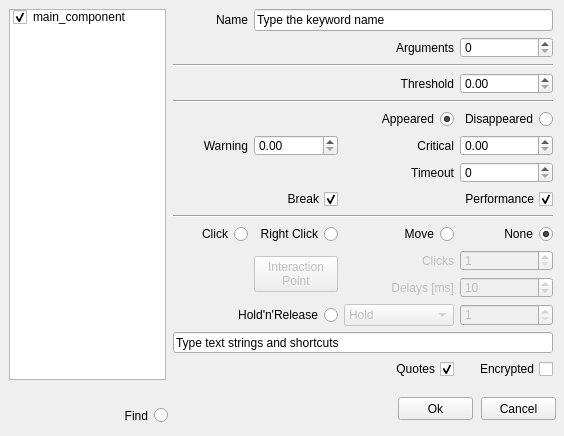
The window that alyvix/extra/robotide/qt_ui/alyvix_image_finder_properties_view.ui (alyvix/alyvix) describes before a commit, drawn with Qt 5.
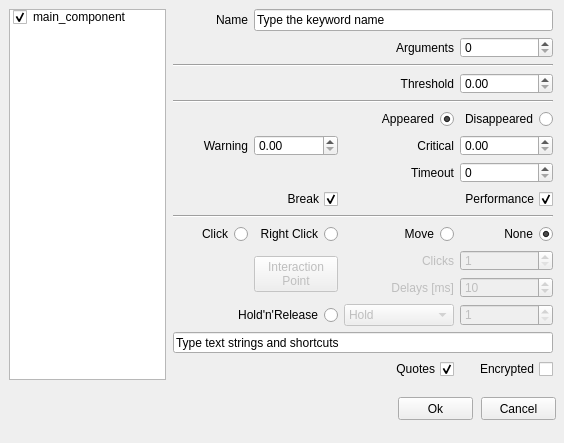
The same window after the commit.

Diff of the .ui file:
```diff
--- a/alyvix/extra/robotide/qt_ui/alyvix_image_finder_properties_view.ui
+++ b/alyvix/extra/robotide/qt_ui/alyvix_image_finder_properties_view.ui
@@ -7,7 +7,7 @@
     <x>0</x>
     <y>0</y>
     <width>564</width>
-    <height>436</height>
+    <height>443</height>
    </rect>
   </property>
   <property name="windowTitle">
@@ -977,7 +977,7 @@
    <property name="geometry">
     <rect>
      <x>80</x>
-     <y>407</y>
+     <y>7800</y>
      <width>88</width>
      <height>17</height>
     </rect>
```
Left out of the diff: 32 changed lines with no effect on the pictures.
